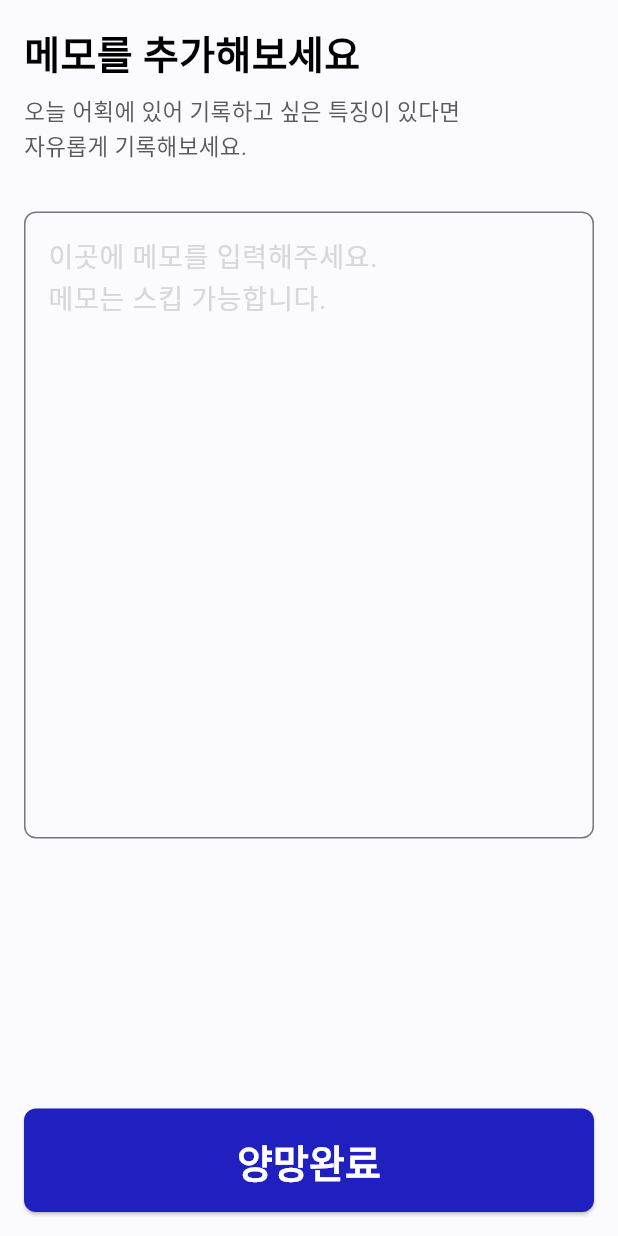
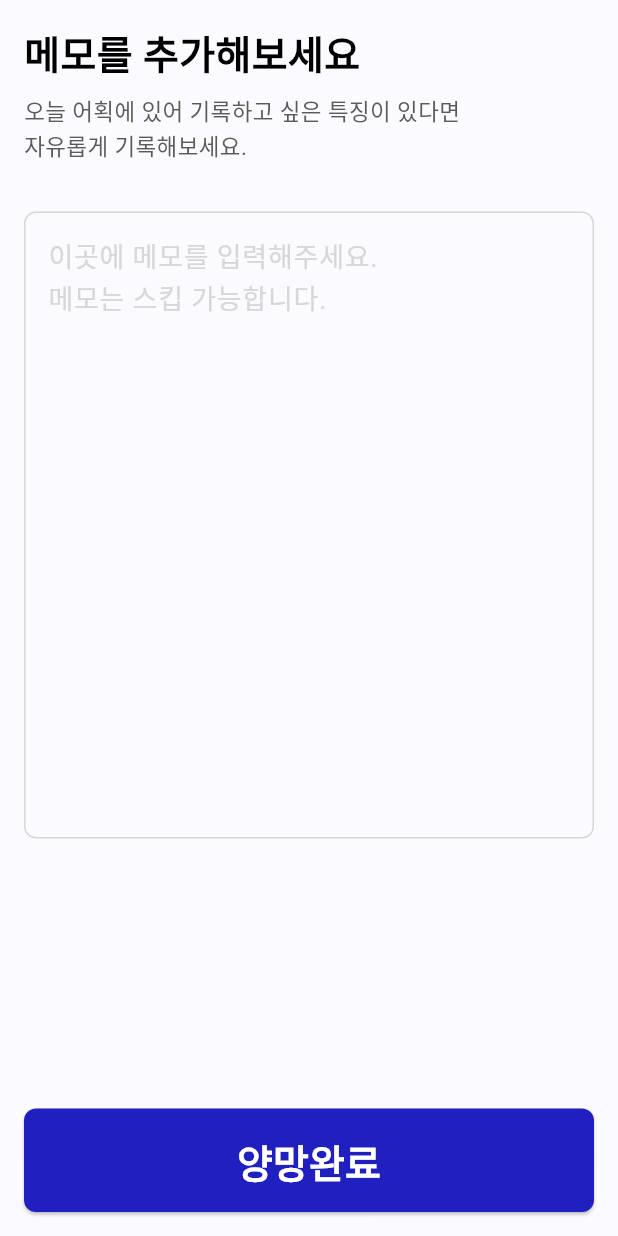
Before and after one commit to FishNote2024/FishNote_Official, a Flutter app: the GetNetNote screen opened directly with empty values, on a phone screen of 412 x 824 dp. Run offline on Flutter 3.47's test engine with Material 3 defaults, Android fonts, the phone set to English and light mode, and no system bars; our stand-ins replace cloud_firestore, dio, firebase_core, fl_chart, flutter_dotenv, flutter_secure_storage and 7 more; missing offline and left inert: encrypt_shared_preferences, kakao_flutter_sdk_user; accounts and stored records are empty; generated files the repository leaves out were written again; Roboto replaces fonts that are missing (Pretendard-Bold, Pretendard-Regular); project files that could hold a hidden picture were left out.

Commit message:
[Feat] 메모 박스 색상 변경

```diff
--- a/lib/net/view/get_net/get_net_note.dart
+++ b/lib/net/view/get_net/get_net_note.dart
@@ -88,7 +88,7 @@ class _GetNetNoteState extends State<GetNetNote> {
                   decoration: InputDecoration(
                     hintText: '이곳에 메모를 입력해주세요.\n메모는 스킵 가능합니다.',
                     hintStyle: header3R(gray2),
-                    border: OutlineInputBorder(
+                    enabledBorder: OutlineInputBorder(
                       borderRadius: BorderRadius.circular(8),
                       borderSide: const BorderSide(color: gray2),
                     ),
```
